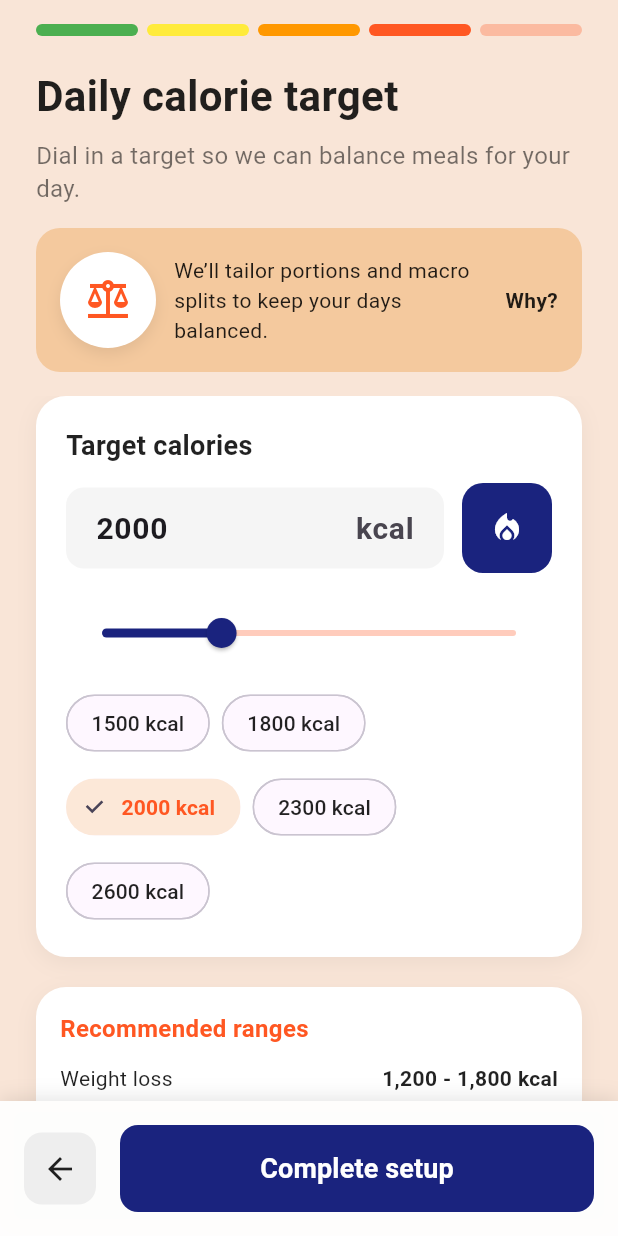
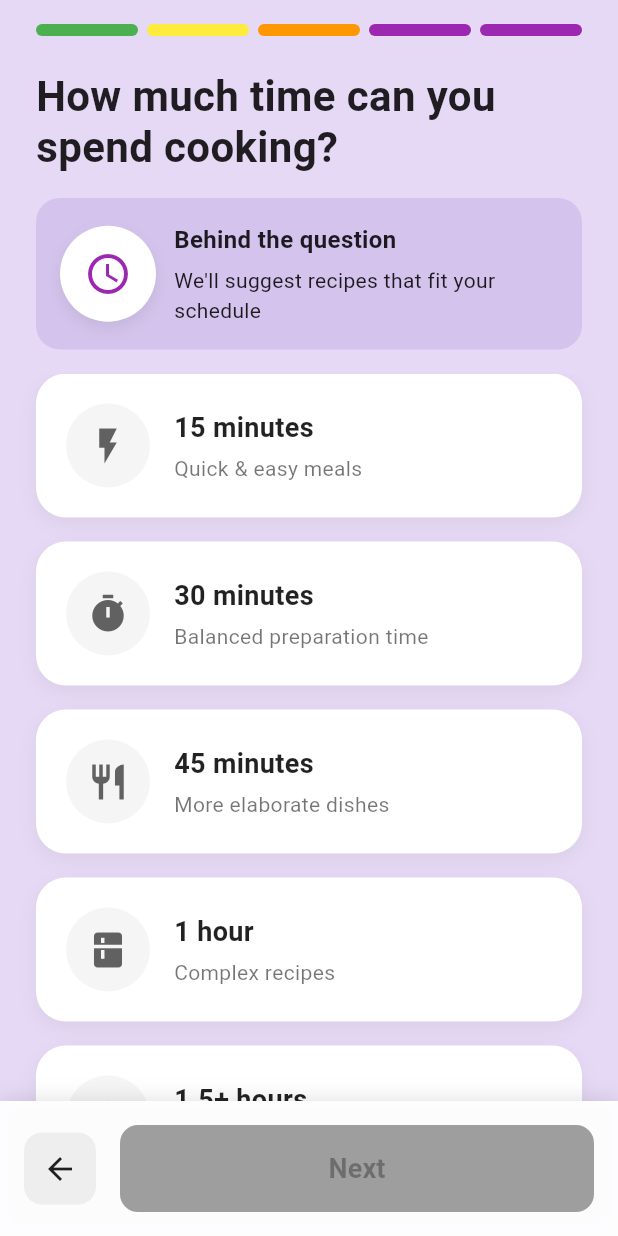
Before and after one commit to longntce182041/Eater-app, a Flutter app: the SelectCookingPage screen opened by its route, after a tap on "Beginner", after a tap on "Next", on a phone screen of 412 x 824 dp. Run offline on Flutter 3.47's test engine with Material 3 defaults, Android fonts, the light colour scheme and no system bars; our stand-ins replace dartz, dio, flutter_riverpod, flutter_secure_storage, go_router; accounts and stored records are empty.

Commit message:
feat: Add cooking time selection page and update navigation flow

```diff
--- a/mobile/lib/src/config/router/app_router.dart
+++ b/mobile/lib/src/config/router/app_router.dart
@@ -15,6 +15,7 @@ import '../../features/userHeath/presentation/screens/select_allergies_page.dart
 import '../../features/userHeath/presentation/screens/select_dislikes_page.dart';
 import '../../features/userHeath/presentation/screens/select_activity_level_page.dart';
 import '../../features/userHeath/presentation/screens/select_cooking_page.dart';
+import '../../features/userHeath/presentation/screens/select_cooking_time_page.dart';
 import '../../features/userHeath/presentation/screens/select_calories_page.dart';
 import 'auth_notifier.dart';
 
@@ -48,6 +49,7 @@ final appRouterProvider = Provider<GoRouter>((ref) {
           state.matchedLocation.startsWith('/select-dislikes') ||
           state.matchedLocation.startsWith('/select-activity-level') ||
           state.matchedLocation.startsWith('/select-cooking') ||
+          state.matchedLocation.startsWith('/select-cooking-time') ||
           state.matchedLocation.startsWith('/select-calories') ||
           state.matchedLocation.startsWith('/profile-summary');
 
@@ -69,6 +71,7 @@ final appRouterProvider = Provider<GoRouter>((ref) {
           !state.matchedLocation.startsWith('/select-dislikes') &&
           !state.matchedLocation.startsWith('/select-activity-level') &&
           !state.matchedLocation.startsWith('/select-cooking') &&
+          !state.matchedLocation.startsWith('/select-cooking-time') &&
           !state.matchedLocation.startsWith('/select-calories') &&
           !state.matchedLocation.startsWith('/profile-summary')) {
         return '/home';
@@ -128,6 +131,10 @@ final appRouterProvider = Provider<GoRouter>((ref) {
         builder: (context, state) => const SelectCookingPage(),
       ),
       GoRoute(
+        path: '/select-cooking-time',
+        builder: (context, state) => const SelectCookingTimePage(),
+      ),
+      GoRoute(
         path: '/select-calories',
         builder: (context, state) => const SelectCaloriesPage(),
       ),
--- a/mobile/lib/src/features/userHeath/presentation/screens/select_cooking_page.dart
+++ b/mobile/lib/src/features/userHeath/presentation/screens/select_cooking_page.dart
@@ -65,7 +65,7 @@ class _SelectCookingPageState extends ConsumerState<SelectCookingPage> {
   void _onNext() {
     if (_selectedId == null) return;
     ref.read(dietaryRefProvider.notifier).setCookingSkillLevel(_selectedId!);
-    context.push('/select-calories');
+    context.push('/select-cooking-time');
   }
 
   @override
--- /dev/null
+++ b/mobile/lib/src/features/userHeath/presentation/screens/select_cooking_time_page.dart
@@ -0,0 +1,387 @@
+import 'package:flutter/material.dart';
+import 'package:flutter_riverpod/flutter_riverpod.dart';
+import 'package:go_router/go_router.dart';
+import '../providers/dietary_ref_provider.dart';
+
+class SelectCookingTimePage extends ConsumerStatefulWidget {
+  const SelectCookingTimePage({super.key});
+
+  @override
+  ConsumerState<SelectCookingTimePage> createState() =>
+      _SelectCookingTimePageState();
+}
+
+class _SelectCookingTimePageState extends ConsumerState<SelectCookingTimePage> {
+  final List<Map<String, dynamic>> _timeOptions = [
+    {
+      'value': 15,
+      'label': '15 minutes',
+      'subtitle': 'Quick & easy meals',
+      'icon': Icons.flash_on,
+    },
+    {
+      'value': 30,
+      'label': '30 minutes',
+      'subtitle': 'Balanced preparation time',
+      'icon': Icons.timer,
+    },
+    {
+      'value': 45,
+      'label': '45 minutes',
+      'subtitle': 'More elaborate dishes',
+      'icon': Icons.restaurant,
+    },
+    {
+      'value': 60,
+      'label': '1 hour',
+      'subtitle': 'Complex recipes',
+      'icon': Icons.kitchen,
+    },
+    {
+      'value': 90,
+      'label': '1.5+ hours',
+      'subtitle': 'Gourmet cooking',
+      'icon': Icons.star,
+    },
+  ];
+
+  int? _selectedTime;
+  String? _validationError;
+
+  bool _validate() {
+    if (_selectedTime == null) {
+      setState(() {
+        _validationError = 'Please select your available cooking time';
+      });
+      return false;
+    }
+    setState(() {
+      _validationError = null;
+    });
+    return true;
+  }
+
+  void _continue() {
+    if (_validate()) {
+      ref
+          .read(dietaryRefProvider.notifier)
+          .setAvailableCookingTime(_selectedTime!);
+      context.push('/select-calories');
+    }
+  }
+
+  @override
+  Widget build(BuildContext context) {
+    return Scaffold(
+      backgroundColor: const Color(0xFFE6D9F5),
+      body: SafeArea(
+        child: Column(
+          children: [
+            Padding(
+              padding: const EdgeInsets.symmetric(horizontal: 24, vertical: 16),
+              child: Column(
+                crossAxisAlignment: CrossAxisAlignment.start,
+                children: const [
+                  _OnboardingProgressBar(),
+                  SizedBox(height: 24),
+                  Text(
+                    'How much time can you spend cooking?',
+                    style: TextStyle(
+                      fontSize: 28,
+                      fontWeight: FontWeight.bold,
+                      color: Colors.black87,
+                      height: 1.2,
+                    ),
+                  ),
+                  SizedBox(height: 16),
+                  _InfoCard(),
+                ],
+              ),
+            ),
+            Expanded(
+              child: ListView.builder(
+                padding: const EdgeInsets.symmetric(horizontal: 24),
+                itemCount: _timeOptions.length,
+                itemBuilder: (context, index) {
+                  final option = _timeOptions[index];
+                  final isSelected = _selectedTime == option['value'];
+                  return Padding(
+                    padding: EdgeInsets.only(
+                      bottom: index == _timeOptions.length - 1 ? 120 : 16,
+                    ),
+                    child: _CookingTimeCard(
+                      time: option['value'] as int,
+                      label: option['label'] as String,
+                      subtitle: option['subtitle'] as String,
+                      icon: option['icon'] as IconData,
+                      isSelected: isSelected,
+                      onTap: () {
+                        setState(() {
+                          _selectedTime = option['value'] as int;
+                          _validationError = null;
+                        });
+                      },
+                    ),
+                  );
+                },
+              ),
+            ),
+          ],
+        ),
+      ),
+      bottomNavigationBar: Container(
+        padding: const EdgeInsets.all(16),
+        decoration: BoxDecoration(
+          color: Colors.white.withOpacity(0.95),
+          boxShadow: [
+            BoxShadow(
+              color: Colors.black.withOpacity(0.1),
+              blurRadius: 10,
+              offset: const Offset(0, -2),
+            ),
+          ],
+        ),
+        child: SafeArea(
+          child: Column(
+            mainAxisSize: MainAxisSize.min,
+            children: [
+              if (_validationError != null)
+                Padding(
+                  padding: const EdgeInsets.only(bottom: 12),
+                  child: Text(
+                    _validationError!,
+                    style: const TextStyle(color: Colors.red, fontSize: 14),
+                  ),
+                ),
+              Row(
+                children: [
+                  Container(
+                    decoration: BoxDecoration(
+                      color: Colors.grey[200],
+                      borderRadius: BorderRadius.circular(12),
+                    ),
+                    child: IconButton(
+                      icon: const Icon(Icons.arrow_back, color: Colors.black87),
+                      onPressed: () => context.pop(),
+                    ),
+                  ),
+                  const SizedBox(width: 16),
+                  Expanded(
+                    child: ElevatedButton(
+                      onPressed: _selectedTime == null ? null : _continue,
+                      style: ElevatedButton.styleFrom(
+                        backgroundColor: const Color(0xFF1A237E),
+                        foregroundColor: Colors.white,
+                        padding: const EdgeInsets.symmetric(vertical: 16),
+                        shape: RoundedRectangleBorder(
+                          borderRadius: BorderRadius.circular(12),
+                        ),
+                        disabledBackgroundColor: Colors.grey,
+                        elevation: 0,
+                      ),
+                      child: const Text(
+                        'Next',
+                        style: TextStyle(
+                          fontSize: 18,
+                          fontWeight: FontWeight.w600,
+                        ),
+                      ),
+                    ),
+                  ),
+                ],
+              ),
+            ],
+          ),
+        ),
+      ),
+    );
+  }
+}
+
+class _OnboardingProgressBar extends StatelessWidget {
+  const _OnboardingProgressBar();
+
+  @override
+  Widget build(BuildContext context) {
+    return Row(
+      children: const [
+        _ProgressSegment(color: Colors.green, isActive: true),
+        SizedBox(width: 6),
+        _ProgressSegment(color: Colors.yellow, isActive: true),
+        SizedBox(width: 6),
+        _ProgressSegment(color: Colors.orange, isActive: true),
+        SizedBox(width: 6),
+        _ProgressSegment(color: Colors.purple, isActive: true),
+        SizedBox(width: 6),
+        _ProgressSegment(color: Colors.purple, isActive: true),
+      ],
+    );
+  }
+}
+
+class _ProgressSegment extends StatelessWidget {
+  final Color color;
+  final bool isActive;
+  const _ProgressSegment({required this.color, required this.isActive});
+
+  @override
+  Widget build(BuildContext context) {
+    return Expanded(
+      child: Container(
+        height: 8,
+        decoration: BoxDecoration(
+          color: isActive ? color : color.withOpacity(0.3),
+          borderRadius: BorderRadius.circular(8),
+        ),
+      ),
+    );
+  }
+}
+
+class _InfoCard extends StatelessWidget {
+  const _InfoCard();
+
+  @override
+  Widget build(BuildContext context) {
+    return Container(
+      padding: const EdgeInsets.all(16),
+      decoration: BoxDecoration(
+        color: const Color(0xFFD4C4ED),
+        borderRadius: BorderRadius.circular(16),
+      ),
+      child: Row(
+        children: [
+          Container(
+            width: 64,
+            height: 64,
+            decoration: BoxDecoration(
+              color: Colors.white,
+              shape: BoxShape.circle,
+              boxShadow: [
+                BoxShadow(
+                  color: Colors.black.withOpacity(0.08),
+                  blurRadius: 8,
+                  offset: const Offset(0, 4),
+                ),
+              ],
+            ),
+            child: const Icon(Icons.schedule, size: 32, color: Colors.purple),
+          ),
+          const SizedBox(width: 12),
+          Expanded(
+            child: Column(
+              crossAxisAlignment: CrossAxisAlignment.start,
+              children: const [
+                Text(
+                  'Behind the question',
+                  style: TextStyle(
+                    fontSize: 16,
+                    fontWeight: FontWeight.w700,
+                    color: Colors.black87,
+                  ),
+                ),
+                SizedBox(height: 6),
+                Text(
+                  'We\'ll suggest recipes that fit your schedule',
+                  maxLines: 2,
+                  overflow: TextOverflow.ellipsis,
+                  style: TextStyle(
+                    fontSize: 14,
+                    color: Colors.black87,
+                    height: 1.4,
+                  ),
+                ),
+              ],
+            ),
+          ),
+        ],
+      ),
+    );
+  }
+}
+
+class _CookingTimeCard extends StatelessWidget {
+  final int time;
+  final String label;
+  final String subtitle;
+  final IconData icon;
+  final bool isSelected;
+  final VoidCallback onTap;
+
+  const _CookingTimeCard({
+    required this.time,
+    required this.label,
+    required this.subtitle,
+    required this.icon,
+    required this.isSelected,
+    required this.onTap,
+  });
+
+  @override
+  Widget build(BuildContext context) {
+    return GestureDetector(
+      onTap: onTap,
+      child: Container(
+        decoration: BoxDecoration(
+          color: isSelected ? const Color(0xFFD4C4ED) : Colors.white,
+          borderRadius: BorderRadius.circular(20),
+          boxShadow: [
+            BoxShadow(
+              color: Colors.black.withOpacity(0.05),
+              blurRadius: 10,
+              offset: const Offset(0, 4),
+            ),
+          ],
+        ),
+        child: Padding(
+          padding: const EdgeInsets.all(20.0),
+          child: Row(
+            children: [
+              Container(
+                width: 56,
+                height: 56,
+                decoration: BoxDecoration(
+                  color: isSelected
+                      ? Colors.purple.withOpacity(0.2)
+                      : Colors.grey[100],
+                  shape: BoxShape.circle,
+                ),
+                child: Icon(
+                  icon,
+                  size: 28,
+                  color: isSelected ? Colors.purple[700] : Colors.grey[700],
+                ),
+              ),
+              const SizedBox(width: 16),
+              Expanded(
+                child: Column(
+                  crossAxisAlignment: CrossAxisAlignment.start,
+                  children: [
+                    Text(
+                      label,
+                      style: const TextStyle(
+                        fontSize: 18,
+                        fontWeight: FontWeight.bold,
+                        color: Colors.black87,
+                      ),
+                    ),
+                    const SizedBox(height: 4),
+                    Text(
+                      subtitle,
+                      style: const TextStyle(
+                        fontSize: 14,
+                        color: Colors.black54,
+                      ),
+                    ),
+                  ],
+                ),
+              ),
+              if (isSelected)
+                const Icon(Icons.check_circle, color: Colors.purple, size: 28),
+            ],
+          ),
+        ),
+      ),
+    );
+  }
+}
```
Also changed, not shown: 2 other files.
